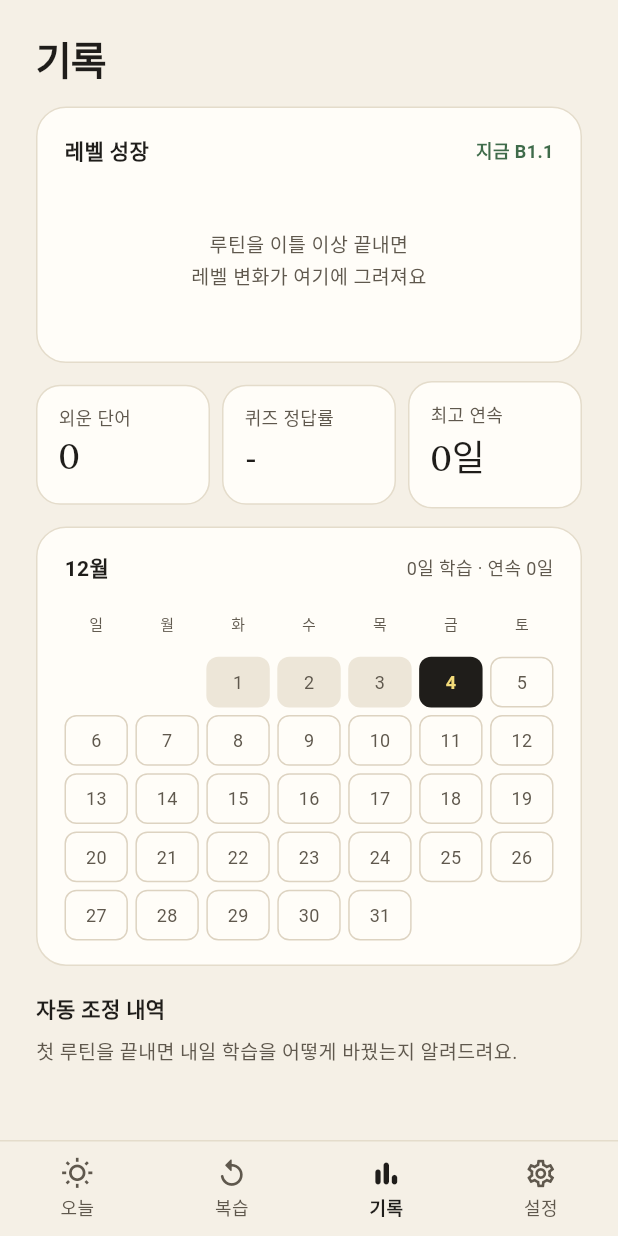
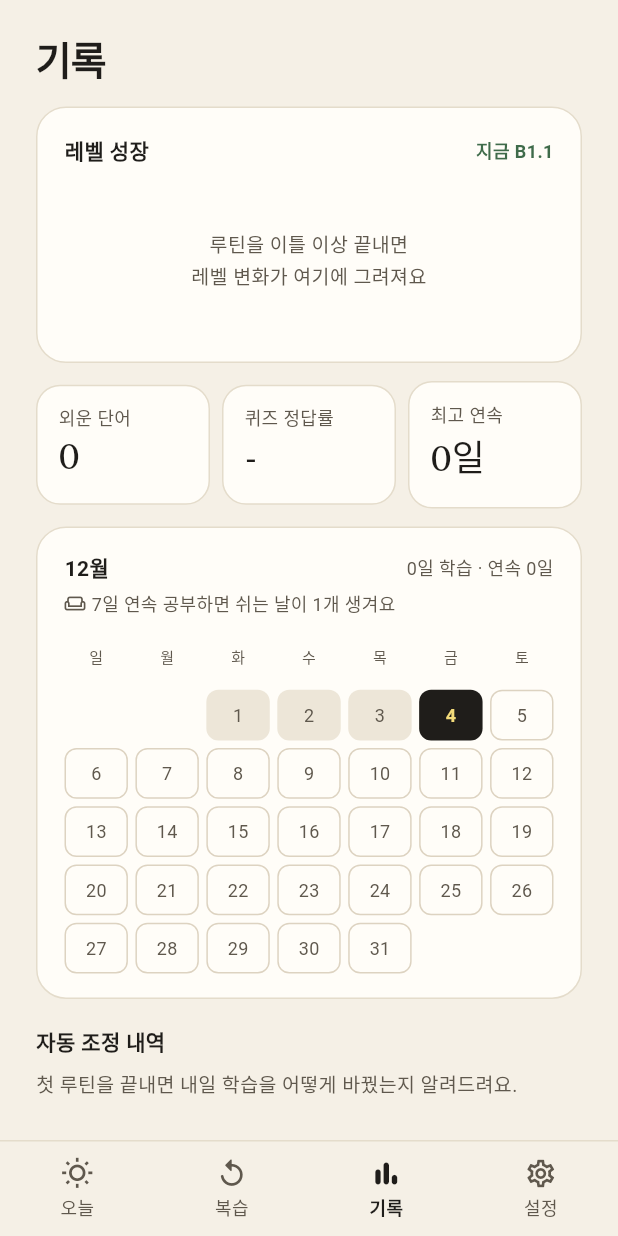
Before and after one commit to moonkj/study-eng, a Flutter app: the ProgressScreen screen opened by its route, on a phone screen of 412 x 824 dp. Run offline on Flutter 3.47's test engine with Material 3 defaults, Android fonts, the phone set to English and light mode, and no system bars; our stand-ins replace flutter_local_notifications, flutter_riverpod, flutter_timezone, flutter_tts, go_router, material_ui and 3 more; accounts and stored records are empty; Roboto replaces fonts that are missing (IBMPlexSansKR).

Commit message:
Round 4: 습관 — 쉬는 날로 연속 기록 보호, 복귀 문구, 축하 우선순위 + Round 3 검증 반영
습관
- 7일 연속마다 쉬는 날 1개(최대 2개), 하루 빠지면 자동 사용해 연속 기록 유지, 달력에 표시
- 기록이 끊겼으면 홈 칩 '다시 시작 · 최고 N일', 알림도 탓하지 않는 복귀 문구
- 오늘 이미 공부했으면 오늘 남은 알림은 건너뛰고 다음 학습일부터
- 완료 축하: 레벨 업 > 최고 기록 경신 > 복귀 > 3·7·14·21·30·50·100·200·365일
- 레벨 점수가 내려간 날은 숫자를 숨기고 조정 이유만
Round 3 검증 반영 (UX)
- 끝낸 단계를 다시 보면 처음부터 보고, 끝내도 시트·완료 화면 없이 돌아감
- 마지막 버튼 연타 시 한 번만 처리
- 퀴즈 마지막 버튼: 남은 단계가 있으면 '퀴즈 마치기'
- 복습 카드 수·시간을 실제 세션 기준(오늘 퀴즈 항목 제외, 최대 20장) 하나로 통일

Co-Authored-By: Claude Opus 5.5 <noreply@anthropic.com>
Claude-Session: https://claude.ai/code/session_01N5ie3qmsNrL7LCDLZDAex2

```diff
--- a/lib/features/complete/complete_screen.dart
+++ b/lib/features/complete/complete_screen.dart
@@ -43,11 +43,18 @@ class _CompleteScreenState extends ConsumerState<CompleteScreen> {
     final speaking = s.speakingAverage;
     final newWords = s.wordRatings.values.where((r) => r != SelfRating.know).length;
     final levelUp = before.step < now.step;
-    final milestone = switch (s.streakDays) {
-      7 => '일주일 연속! 습관이 되어 가고 있어요',
+    // 축하 문구 우선순위: 레벨 업 > 최고 기록 경신 > 복귀 > 연속 마일스톤
+    final streak = s.streakDays;
+    final prevBest = s.previousLongest;
+    final milestone = switch (streak) {
+      _ when streak >= 3 && streak > prevBest && prevBest >= 3 => '최고 기록 경신! $streak일 연속',
+      1 when prevBest >= 2 => '다시 시작! 최고 기록 $prevBest일까지 ${prevBest - 1}일',
+      3 => '3일 연속! 작심삼일을 넘었어요',
+      7 => '일주일 연속! 쉬는 날이 1개 생겼어요',
       14 => '2주 연속! 정말 대단해요',
+      21 => '3주 연속! 이제 습관이에요',
       30 => '한 달 연속! 이제 영어가 일상이에요',
-      50 || 100 => '${s.streakDays}일 연속! 기록을 세웠어요',
+      50 || 100 || 200 || 365 => '$streak일 연속! 기록을 세웠어요',
       _ => null,
     };
 
@@ -138,7 +145,8 @@ class _CompleteScreenState extends ConsumerState<CompleteScreen> {
                           children: [
                             Text('레벨 점수', style: sans(14, weight: FontWeight.w600)),
                             const Spacer(),
-                            if (delta != null)
+                            // 점수가 내려간 날은 숫자로 탓하지 않는다 (아래에 이유를 보여 준다)
+                            if (delta != null && delta >= 0)
                               Text(
                                 '${delta >= 0 ? '+' : ''}$delta',
                                 style: sans(
@@ -237,7 +245,7 @@ class _CompleteScreenState extends ConsumerState<CompleteScreen> {
                 if (s.dueCount > 0)
                   OutlinedButton(
                     onPressed: () => context.pushReplacement('/review-session'),
-                    child: Text('복습 카드 ${s.dueCount.clamp(0, 20)}장도 넘기기'),
+                    child: Text('복습 카드 ${s.dueCount}장도 넘기기 · ${s.reviewMinutes}분'),
                   ),
                 TextButton(onPressed: () => context.go('/review'), child: const Text('틀린 문제 다시 보기')),
               ],
--- a/lib/features/progress/progress_screen.dart
+++ b/lib/features/progress/progress_screen.dart
@@ -91,8 +91,23 @@ class ProgressScreen extends ConsumerWidget {
                     Text('${s.studiedDays.length}일 학습 · 연속 ${s.streakDays}일', style: sans(12, color: AppColors.ink2)),
                   ],
                 ),
+                const SizedBox(height: 4),
+                Row(
+                  children: [
+                    const Icon(Icons.weekend_outlined, size: 14, color: AppColors.ink2),
+                    const SizedBox(width: 4),
+                    Expanded(
+                      child: Text(
+                        s.streak.restsLeft > 0
+                            ? '쉬는 날 ${s.streak.restsLeft}개 · 하루 빠져도 연속 기록이 이어져요'
+                            : '7일 연속 공부하면 쉬는 날이 1개 생겨요',
+                        style: sans(12, color: AppColors.ink2),
+                      ),
+                    ),
+                  ],
+                ),
                 const SizedBox(height: 10),
-                _MonthGrid(now: now, studied: s.studiedDays),
+                _MonthGrid(now: s.now, studied: s.studiedDays, rested: s.restDaysThisMonth),
               ],
             ),
           ),
@@ -150,9 +165,10 @@ class _Stat extends StatelessWidget {
 }
 
 class _MonthGrid extends StatelessWidget {
-  const _MonthGrid({required this.now, required this.studied});
+  const _MonthGrid({required this.now, required this.studied, required this.rested});
   final DateTime now;
   final Set<int> studied;
+  final Set<int> rested;
 
   @override
   Widget build(BuildContext context) {
@@ -173,17 +189,21 @@ class _MonthGrid extends StatelessWidget {
             child: Text(h, style: sans(10, color: AppColors.ink2)),
           ),
         for (var i = 0; i < lead; i++) const SizedBox.shrink(),
-        for (var d = 1; d <= days; d++) _DayCell(day: d, today: now.day, studied: studied.contains(d)),
+        for (var d = 1; d <= days; d++)
+          _DayCell(day: d, today: now.day, studied: studied.contains(d), rested: rested.contains(d)),
       ],
     );
   }
 }
 
 class _DayCell extends StatelessWidget {
-  const _DayCell({required this.day, required this.today, required this.studied});
+  const _DayCell({required this.day, required this.today, required this.studied, this.rested = false});
   final int day;
   final int today;
   final bool studied;
+
+  /// 쉬는 날로 연속 기록을 지킨 날
+  final bool rested;
 
   @override
   Widget build(BuildContext context) {
@@ -195,6 +215,8 @@ class _DayCell extends StatelessWidget {
         ? (Colors.transparent, AppColors.ink2)
         : studied
         ? (AppColors.penBlue, AppColors.card)
+        : rested
+        ? (AppColors.sand, AppColors.ink)
         : (const Color(0xFFEDE6D8), AppColors.ink2);
     return Semantics(
       label:
@@ -204,7 +226,9 @@ class _DayCell extends StatelessWidget {
               ? ''
               : studied
               ? '학습함'
-              : '쉼'}',
+              : rested
+              ? '쉬는 날 사용'
+              : '안 함'}',
       excludeSemantics: true,
       child: Container(
         alignment: Alignment.center,
@@ -226,7 +250,9 @@ class _DayCell extends StatelessWidget {
                 width: 4,
                 height: 4,
                 decoration: BoxDecoration(color: fg, shape: BoxShape.circle),
-              ),
+              )
+            else if (rested && !isToday)
+              Icon(Icons.weekend_outlined, size: 9, color: fg),
           ],
         ),
       ),
--- a/lib/features/speaking/speaking_screen.dart
+++ b/lib/features/speaking/speaking_screen.dart
@@ -29,7 +29,9 @@ class _SpeakingScreenState extends ConsumerState<SpeakingScreen> {
   bool get _quiet => ref.read(quietModeProvider);
   List<Sentence> get _sentences => widget.practice ?? ref.read(studyProvider).pack.sentences;
 
-  late int _index = _practice ? 0 : ref.read(studyProvider).spokenCount.clamp(0, _sentences.length - 1);
+  late int _index = _practice || ref.read(studyProvider).done.contains(RoutineStep.speaking)
+      ? 0
+      : ref.read(studyProvider).spokenCount.clamp(0, _sentences.length - 1);
   bool _listening = false;
   String _partial = '';
   String? _error;
--- a/lib/features/words/words_screen.dart
+++ b/lib/features/words/words_screen.dart
@@ -19,7 +19,9 @@ class WordsScreen extends ConsumerStatefulWidget {
 }
 
 class _WordsScreenState extends ConsumerState<WordsScreen> {
-  late int _index = ref.read(studyProvider).wordRatings.length.clamp(0, ref.read(studyProvider).pack.words.length - 1);
+  late int _index = ref.read(studyProvider).done.contains(RoutineStep.words)
+      ? 0
+      : ref.read(studyProvider).wordRatings.length.clamp(0, ref.read(studyProvider).pack.words.length - 1);
   bool _revealed = false;
   ScaffoldMessengerState? _messenger;
 
```
Also changed, not shown: lib/app/routine_flow.dart (+17 -0 lines), lib/app/study_controller.dart (+45 -7 lines), lib/core/notifications/reminder.dart (+14 -4 lines), lib/domain/study_log.dart (+51 -1 lines), lib/features/home/home_screen.dart (+15 -9 lines), lib/features/quiz/quiz_screen.dart (+13 -5 lines), 3 other files.
